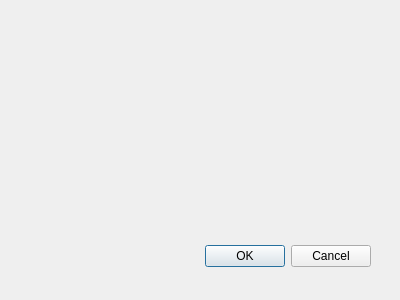
Before: the Qt Designer form PRW_dialog_base.ui in KRS-dev/PRW_Data_Opvrager, drawn with Qt 5.
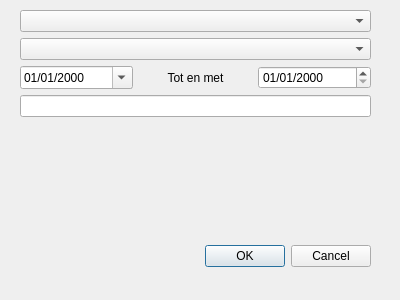
After: the same form once the commit is applied. Custom widgets are drawn as their Qt base class.

```diff
--- a/PRW_dialog_base.ui
+++ b/PRW_dialog_base.ui
@@ -28,7 +28,102 @@
     <set>QDialogButtonBox::Cancel|QDialogButtonBox::Ok</set>
    </property>
   </widget>
+  <widget class="QWidget" name="verticalLayoutWidget">
+   <property name="geometry">
+    <rect>
+     <x>20</x>
+     <y>10</y>
+     <width>351</width>
+     <height>211</height>
+    </rect>
+   </property>
+   <layout class="QVBoxLayout" name="verticalLayout">
+    <item>
+     <widget class="QgsMapLayerComboBox" name="MapLayerComboBox"/>
+    </item>
+    <item>
+     <widget class="QComboBox" name="DatabaseComboBox"/>
+    </item>
+    <item>
+     <layout class="QHBoxLayout" name="horizontalLayout">
+      <item>
+       <widget class="QgsDateTimeEdit" name="DateMin">
+        <property name="currentSection">
+         <enum>QDateTimeEdit::DaySection</enum>
+        </property>
+        <property name="displayFormat">
+         <string>dd/MM/yyyy</string>
+        </property>
+        <property name="calendarPopup">
+         <bool>true</bool>
+        </property>
+        <property name="allowNull">
+         <bool>false</bool>
+        </property>
+       </widget>
+      </item>
+      <item>
+       <widget class="QLabel" name="label">
+        <property name="text">
+         <string>Tot en met</string>
+        </property>
+        <property name="alignment">
+         <set>Qt::AlignCenter</set>
+        </property>
+       </widget>
+      </item>
+      <item>
+       <widget class="QgsDateTimeEdit" name="DateMax">
+        <property name="time">
+         <time>
+          <hour>23</hour>
+          <minute>59</minute>
+          <second>59</second>
+         </time>
+        </property>
+        <property name="displayFormat">
+         <string>dd/MM/yyyy</string>
+        </property>
+        <property name="allowNull">
+         <bool>false</bool>
+        </property>
+       </widget>
+      </item>
+     </layout>
+    </item>
+    <item>
+     <widget class="QLineEdit" name="FileName"/>
+    </item>
+    <item>
+     <widget class="QgsFileWidget" name="OutputLocation">
+      <property name="fileWidgetButtonVisible">
+       <bool>true</bool>
+      </property>
+      <property name="filter">
+       <string>.xls .xlsx</string>
+      </property>
+     </widget>
+    </item>
+   </layout>
+  </widget>
  </widget>
+ <customwidgets>
+  <customwidget>
+   <class>QgsDateTimeEdit</class>
+   <extends>QDateTimeEdit</extends>
+   <header>qgsdatetimeedit.h</header>
+  </customwidget>
+  <customwidget>
+   <class>QgsFileWidget</class>
+   <extends>QWidget</extends>
+   <header>qgsfilewidget.h</header>
+  </customwidget>
+  <customwidget>
+   <class>QgsMapLayerComboBox</class>
+   <extends>QComboBox</extends>
+   <header>qgsmaplayercombobox.h</header>
+  </customwidget>
+ </customwidgets>
  <resources/>
  <connections>
   <connection>
```
Left out of the diff: 41 changed lines with no effect on the pictures.
